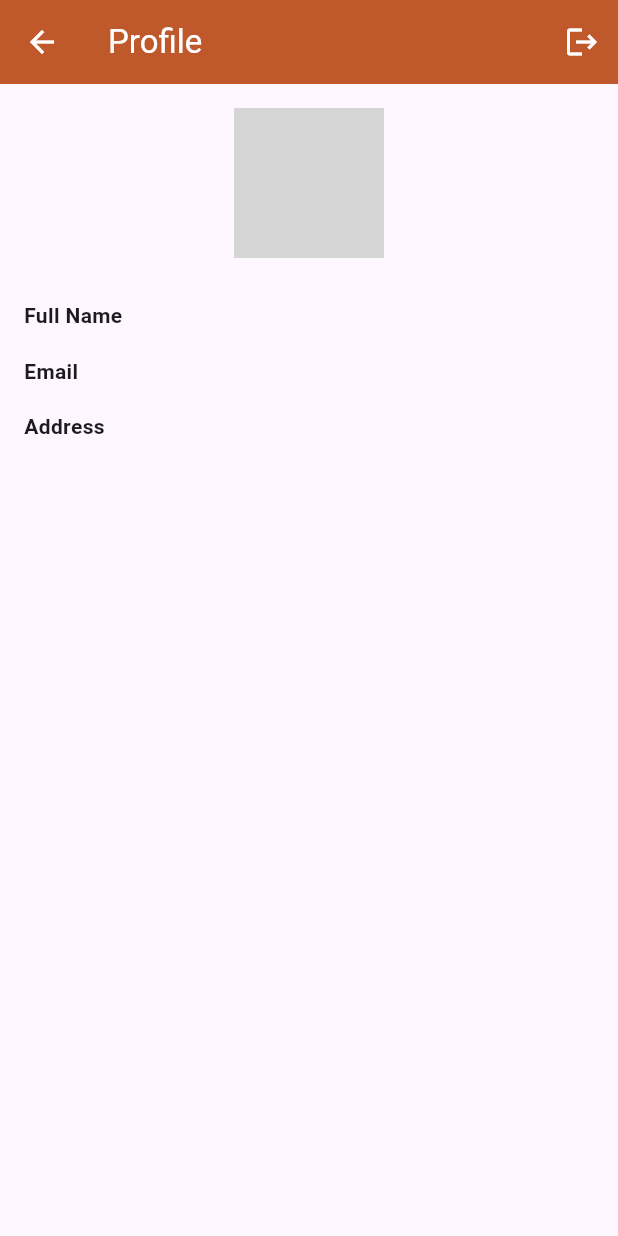
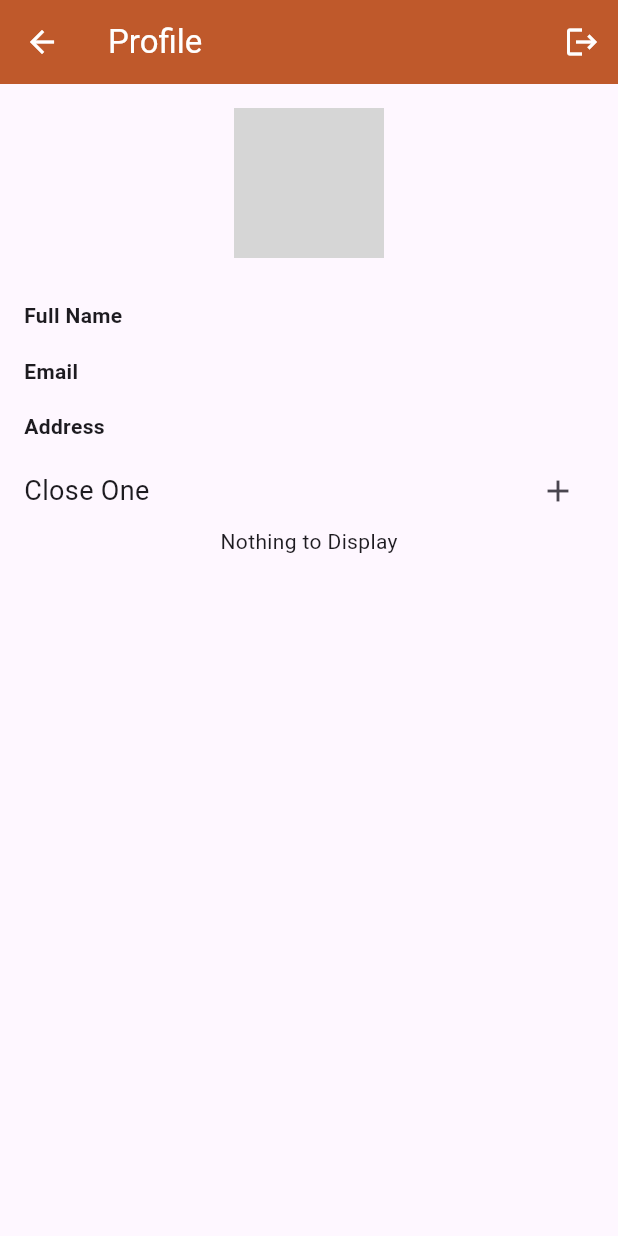
Before and after one commit to Elbina-Paudel/Dis-app, a Flutter app: the ProfilePage screen opened directly, on a phone screen of 412 x 824 dp. Run offline on Flutter 3.47's test engine with Material 3 defaults, Android fonts, the phone set to English and light mode, and no system bars; our stand-ins replace carousel_slider, chewie, cloud_firestore, firebase_auth, firebase_core, firebase_storage and 12 more; accounts and stored records are empty; network calls fail; grey boxes are pictures that could not be loaded.

Commit message:
Added close one

```diff
--- a/lib/screen/Pages/profile.dart
+++ b/lib/screen/Pages/profile.dart
@@ -1,10 +1,13 @@
 import 'dart:io';
 
+import 'package:disaster_app/screen/Pages/close_one_widget.dart';
 import 'package:disaster_app/widgets/home_app_bar.dart';
 import 'package:flutter/material.dart';
 import 'package:firebase_auth/firebase_auth.dart';
 import 'package:cloud_firestore/cloud_firestore.dart';
 import 'package:image_picker/image_picker.dart';
+
+import '../contacts/service/close_contact_service.dart';
 
 class ProfilePage extends StatefulWidget {
   const ProfilePage({super.key});
@@ -57,21 +60,74 @@ class ProfilePageState extends State<ProfilePage> {
         padding: const EdgeInsets.all(16.0),
         child: _userData != null
             ? Column(
+                crossAxisAlignment: CrossAxisAlignment.start,
                 children: [
                   GestureDetector(
                     onTap: pickImage,
-                    child: CircleAvatar(
-                      radius: 50,
-                      backgroundImage: _profileImage != null
-                          ? FileImage(_profileImage!)
-                          : const AssetImage('assets/default_profile.png')
-                              as ImageProvider,
+                    child: Center(
+                      child: CircleAvatar(
+                        radius: 50,
+                        backgroundImage: _profileImage != null
+                            ? FileImage(_profileImage!)
+                            : const NetworkImage('https://placehold.co/600x400')
+                                as ImageProvider,
+                      ),
                     ),
                   ),
                   const SizedBox(height: 20),
                   _buildProfileField("Full Name", _userData!['fullname']),
                   _buildProfileField("Email", _userData!['email']),
                   _buildProfileField("Address", _userData!['address']),
+                  Row(
+                    mainAxisAlignment: MainAxisAlignment.spaceBetween,
+                    children: [
+                      const Text(
+                        "Close One",
+                        style: TextStyle(
+                          fontSize: 18,
+                        ),
+                      ),
+                      IconButton(
+                        onPressed: () {
+                          showModalBottomSheet(
+                            context: context,
+                            builder: (context) => const CloseOneWidget(),
+                          );
+                        },
+                        icon: const Icon(Icons.add),
+                      ),
+                    ],
+                  ),
+                  FutureBuilder(
+                    future: CloseContactService().getAllContact(),
+                    builder: (context, snapshot) {
+                      if (snapshot.hasError) {
+                        return const Text("Error");
+                      }
+                      if (snapshot.hasData) {
+                        return snapshot.data!.isEmpty
+                            ? const Center(
+                                child: Text("Nothing to Display"),
+                              )
+                            : Expanded(
+                                child: ListView.builder(
+                                  itemCount: snapshot.data!.length,
+                                  itemBuilder: (context, index) {
+                                    return ListTile(
+                                      title: Text(
+                                        snapshot.data![index].username
+                                            .toString(),
+                                      ),
+                                    );
+                                  },
+                                ),
+                              );
+                      }
+                      return const Center(
+                        child: Text("Loading..."),
+                      );
+                    },
+                  ),
                 ],
               )
             : const Center(child: CircularProgressIndicator()),
--- /dev/null
+++ b/lib/screen/contacts/model/close_contact_model.dart
@@ -0,0 +1,17 @@
+import 'package:hive/hive.dart';
+
+part 'close_contact_model.g.dart';
+
+@HiveType(typeId: 2)
+class CloseContactModel {
+  @HiveField(0)
+  String? username;
+
+  @HiveField(1)
+  int? number;
+
+  CloseContactModel({
+    required this.username,
+    required this.number,
+  });
+}
```
Also changed, not shown: lib/main.dart (+10 -6 lines), lib/screen/Pages/close_one_widget.dart (added, +60 -0 lines), lib/screen/contacts/service/close_contact_service.dart (added, +34 -0 lines), lib/screen/emergency_btn_screen.dart (+20 -10 lines), lib/screen/Pages/emergencybutton.dart (added), lib/screen/contacts/model/close_contact_model.g.dart (added).
